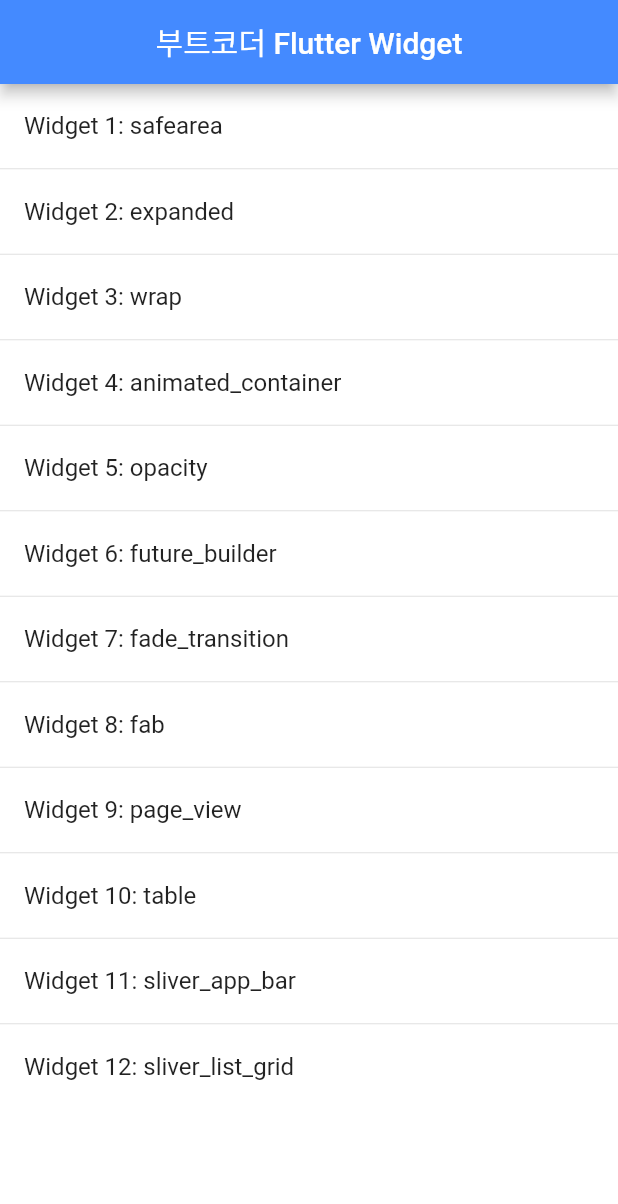
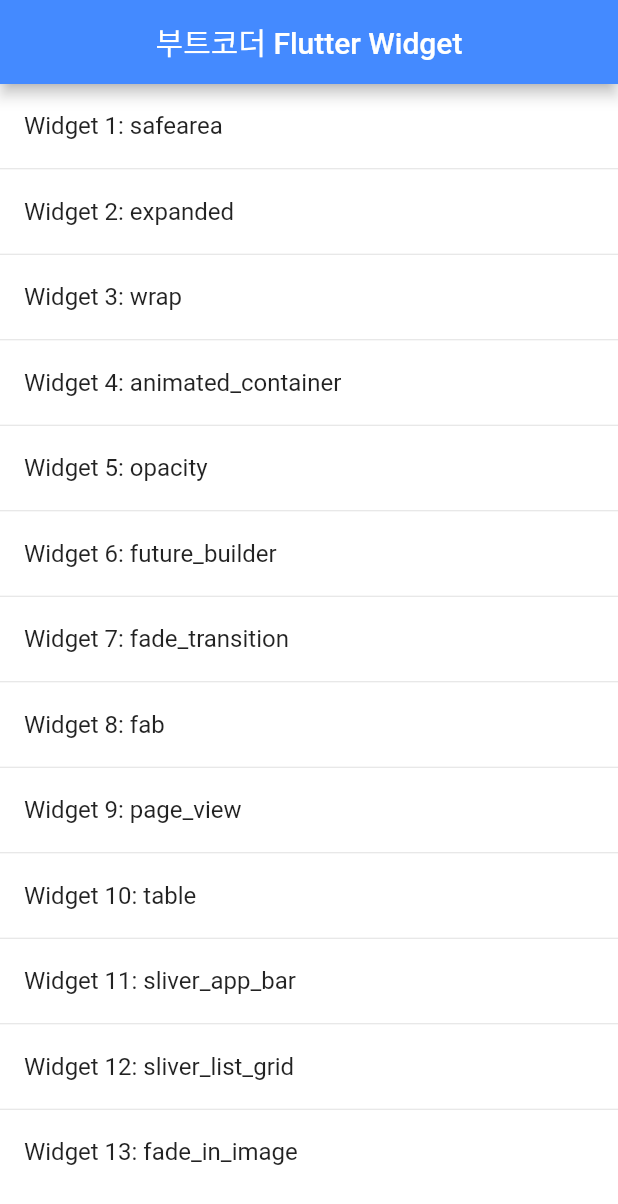
Before and after one commit to ehowlsla/bootcode_flutter, a Flutter app: the screen it shows after launch, on a phone screen of 412 x 824 dp. Shown: the top 1204 px of the screen. Run offline on Flutter 3.47's test engine with Material 2 defaults, Android fonts, the phone set to English and light mode, and no system bars; our stand-ins replace fluro, timeago; missing offline and left inert: requests; statements that could not run were skipped.

Commit message:
13 fade_in_image added

```diff
--- a/lib/home.dart
+++ b/lib/home.dart
@@ -20,6 +20,7 @@
     'table',
     'sliver_app_bar',
     'sliver_list_grid',
+    'fade_in_image',
   ];
 
   @override
--- a/lib/router.dart
+++ b/lib/router.dart
@@ -14,6 +14,7 @@
 import '_10_table/table.dart';
 import '_11_sliver_app_bar/siliver_app_bar.dart';
 import '_12_sliver_list_grid/siliver_list_grid.dart';
+import '_13_fade_in_image/fade_in_image.dart';
 
 
 class FluroRouter {
@@ -30,6 +31,7 @@
   static Handler _tableHandler = Handler(handlerFunc: (BuildContext context, Map<String, dynamic> params) => TablePage());
   static Handler _sliverAppHandler = Handler(handlerFunc: (BuildContext context, Map<String, dynamic> params) => SliverAppBarPage());
   static Handler _sliverListGridAppHandler = Handler(handlerFunc: (BuildContext context, Map<String, dynamic> params) => SliverListGridPage());
+  static Handler _fadeInImageHandler = Handler(handlerFunc: (BuildContext context, Map<String, dynamic> params) => FadeInImagePage());
 
 
   static void setupRouter() {
@@ -104,5 +106,12 @@
       handler: _sliverListGridAppHandler,
       transitionType: TransitionType.material,
     );
+
+    router.define(
+      'fade_in_image',
+      handler: _fadeInImageHandler,
+      transitionType: TransitionType.material,
+    );
+
   }
 }
```
Also changed, not shown: lib/_13_fade_in_image/fade_in_image.dart (added, +33 -0 lines).
